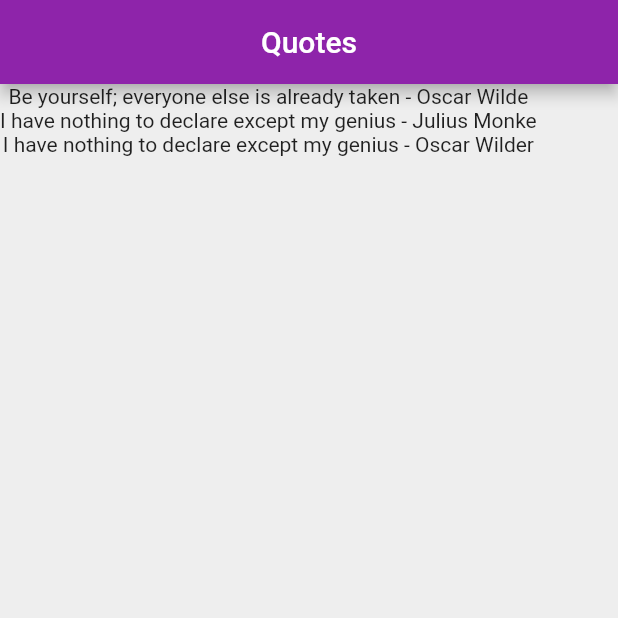
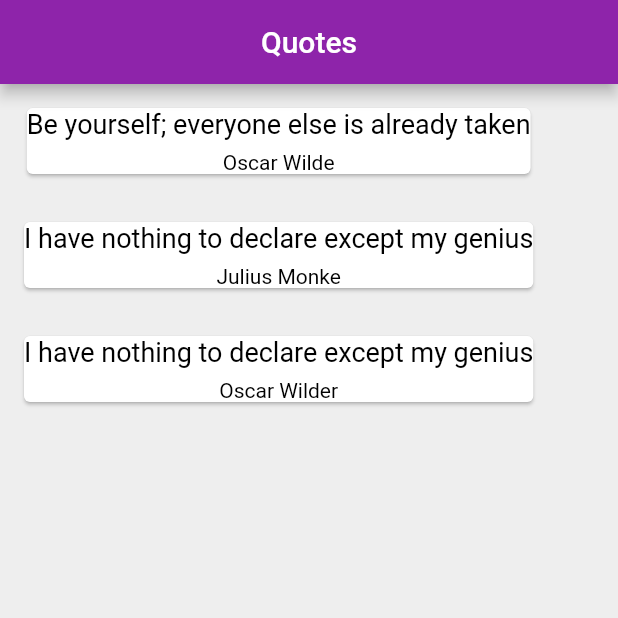
Before and after one commit to adrian-szwejk/list_ap, a Flutter app: the screen it shows after launch, on a phone screen of 412 x 824 dp, the top half of it. Run offline on Flutter 3.47's test engine with Material 2 defaults, Android fonts, the phone set to English and light mode, and no system bars.

Commit message:
created and displayed a card for each quote

```diff
--- a/lib/main.dart
+++ b/lib/main.dart
@@ -64,9 +64,7 @@ class _QuoteListState extends State<QuoteList> {
         backgroundColor: Colors.purple[600],
       ),
       body: Column(
-        children: quotes
-            .map((quote) => Text("${quote.text} - ${quote.author}"))
-            .toList(),
+        children: quotes.map((quote) => quoteTemplate(quote)).toList(),
       ),
     );
   }
```
